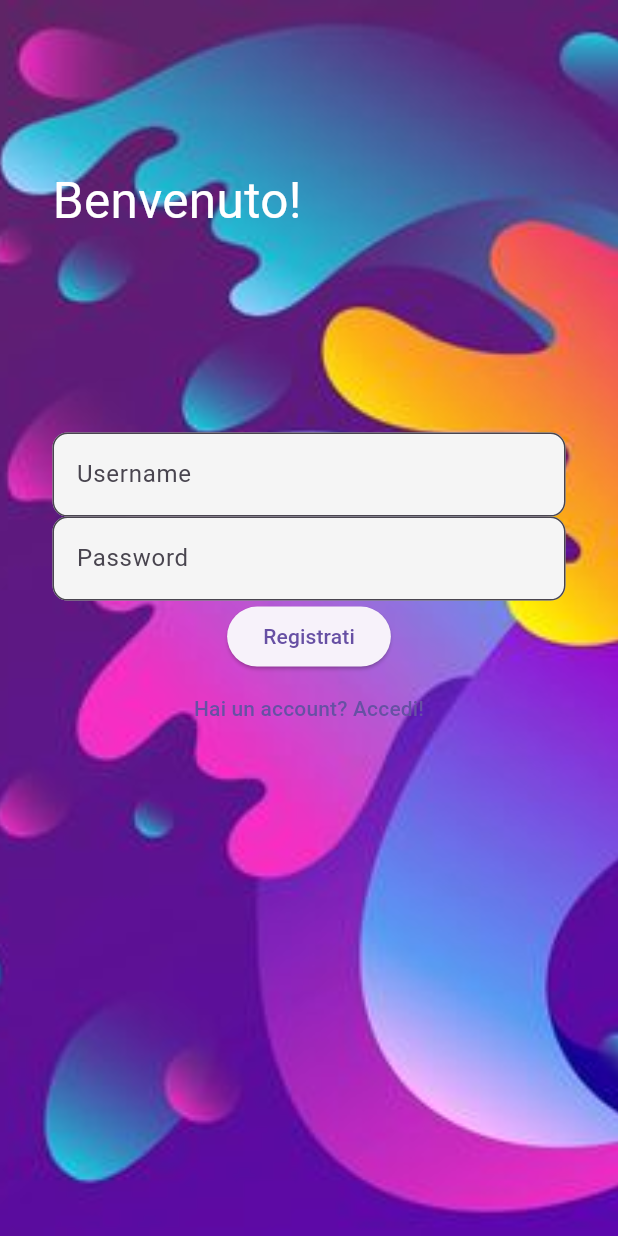
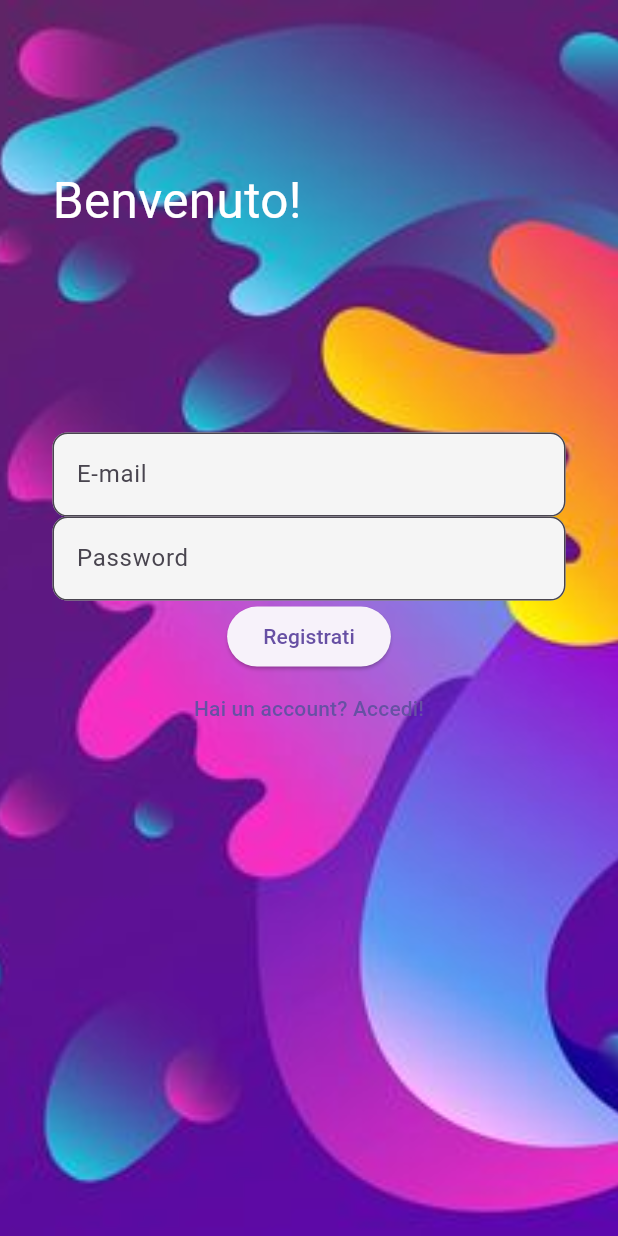
Before and after one commit to allozziotharo/Mobile-Computing, a Flutter app: the screen it shows after launch, on a phone screen of 412 x 824 dp. Run offline on Flutter 3.47's test engine with Material 3 defaults, Android fonts, the phone set to English and light mode, and no system bars; our stand-ins replace firebase_auth, firebase_core, google_fonts, table_calendar; accounts and stored records are empty; Roboto replaces fonts that are missing (Oxanium).

Commit message:
non ho concluso un cazzo

```diff
--- a/project_mobile/lib/main.dart
+++ b/project_mobile/lib/main.dart
@@ -20,7 +20,8 @@ import 'package:project_mobile/screens/listpage.dart';
 import 'package:project_mobile/screens/authpage.dart';
 
 import 'package:project_mobile/services/auth.dart';
-import 'package:recaptcha_v2_checkbox/recaptcha_v2_checkbox.dart';
+//import 'package:recaptcha_v2_checkbox/recaptcha_v2_checkbox.dart';
+
 
 
 
--- a/project_mobile/lib/screens/authpage.dart
+++ b/project_mobile/lib/screens/authpage.dart
@@ -67,7 +67,7 @@ Future<void> createUser() async {
                             decoration: InputDecoration(
                                 fillColor: Colors.grey.shade100,
                                 filled: true,
-                                hintText: 'Username',
+                                hintText: 'E-mail',
                                 border: OutlineInputBorder(borderRadius: BorderRadius.circular(10))),
                           ),
                           TextField(
--- a/project_mobile/pubspec.yaml
+++ b/project_mobile/pubspec.yaml
@@ -39,7 +39,8 @@ dependencies:
   cupertino_icons: ^1.0.2
   firebase_core: ^2.27.1
   firebase_auth: ^4.17.9
-  recaptcha_v2_checkbox: ^1.0.0
+
+
 
 dev_dependencies:
   flutter_test:
```
